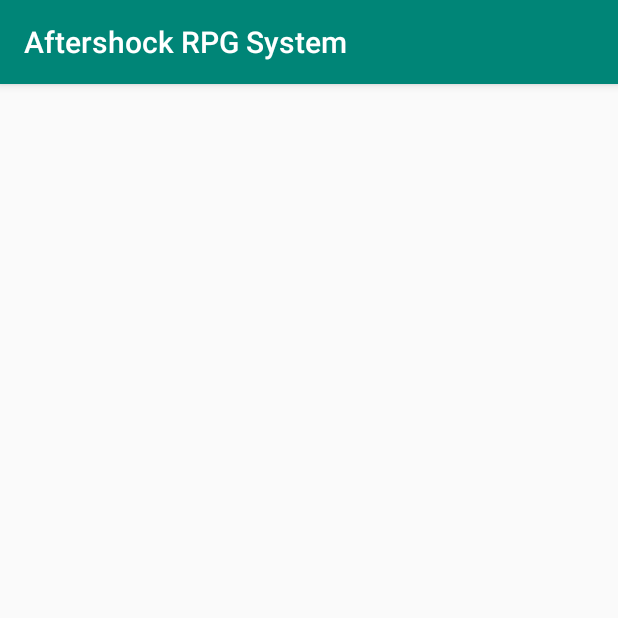
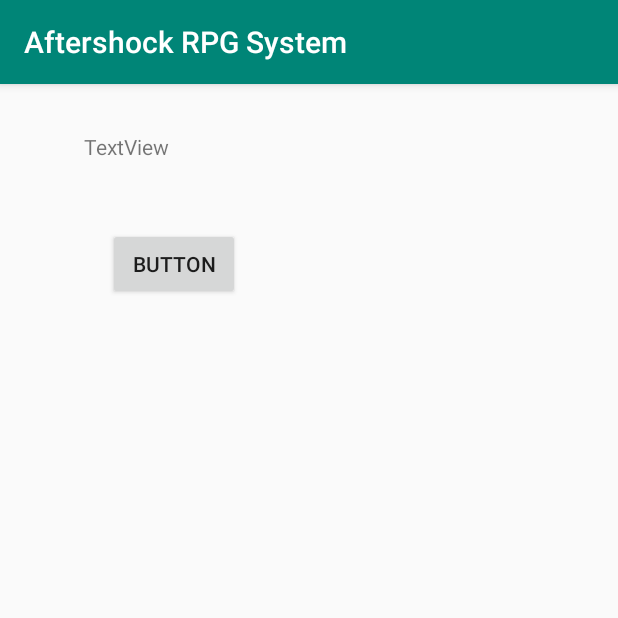
Before and after one commit to JC009/AftershockRPGSystem, an Android app: the fragment PlaceholderFragment shown on its own in the app's theme, on a phone screen of 412 x 824 dp, the top half of it. Run offline under Robolectric (Android 15) with nearby library versions, the phone set to English and light mode, and no system bars; 1 statement that could not run was skipped.

Commit message:
Some things happend
To do: change Blank Fragments to Fragments (with View Model), this should solve null button problem

```diff
--- a/app/src/main/java/com/example/aftershockrpgsystem/MainActivity.kt
+++ b/app/src/main/java/com/example/aftershockrpgsystem/MainActivity.kt
@@ -18,6 +18,8 @@ class MainActivity : AppCompatActivity() {
             val intent = Intent(this, CalculatorActivity::class.java)
             startActivity(intent)
         }
+
+
     }
 
 
--- a/app/src/main/java/com/example/aftershockrpgsystem/calculator/CalculatorActivity.kt
+++ b/app/src/main/java/com/example/aftershockrpgsystem/calculator/CalculatorActivity.kt
@@ -8,8 +8,10 @@ import androidx.viewpager.widget.ViewPager
 import androidx.appcompat.app.AppCompatActivity
 import android.view.Menu
 import android.view.MenuItem
+import android.widget.Button
 import com.example.aftershockrpgsystem.R
 import com.example.aftershockrpgsystem.calculator.ui.main.SectionsPagerAdapter
+import kotlinx.android.synthetic.main.fragment_handgun.*
 
 class CalculatorActivity : AppCompatActivity() {
 
--- a/app/src/main/java/com/example/aftershockrpgsystem/calculator/ui/main/PlaceholderFragment.kt
+++ b/app/src/main/java/com/example/aftershockrpgsystem/calculator/ui/main/PlaceholderFragment.kt
@@ -9,6 +9,7 @@ import androidx.fragment.app.Fragment
 import androidx.lifecycle.Observer
 import androidx.lifecycle.ViewModelProviders
 import com.example.aftershockrpgsystem.R
+import kotlinx.android.synthetic.main.fragment_calculator.*
 import kotlinx.android.synthetic.main.fragment_handgun.*
 
 /**
--- a/app/src/main/res/layout/fragment_calculator.xml
+++ b/app/src/main/res/layout/fragment_calculator.xml
@@ -20,4 +20,26 @@
         tools:layout_constraintLeft_creator="1"
         tools:layout_constraintTop_creator="1" />
 
+    <TextView
+        android:id="@+id/textView"
+        android:layout_width="wrap_content"
+        android:layout_height="wrap_content"
+        android:layout_marginStart="40dp"
+        android:layout_marginLeft="40dp"
+        android:layout_marginTop="32dp"
+        android:text="TextView"
+        app:layout_constraintStart_toStartOf="@+id/section_label"
+        app:layout_constraintTop_toTopOf="parent" />
+
+    <Button
+        android:id="@+id/buttonTest"
+        android:layout_width="wrap_content"
+        android:layout_height="wrap_content"
+        android:layout_marginStart="56dp"
+        android:layout_marginLeft="56dp"
+        android:layout_marginTop="96dp"
+        android:text="Button"
+        app:layout_constraintStart_toStartOf="@+id/section_label"
+        app:layout_constraintTop_toTopOf="parent" />
+
 </androidx.constraintlayout.widget.ConstraintLayout>
--- a/app/src/main/res/layout/fragment_handgun.xml
+++ b/app/src/main/res/layout/fragment_handgun.xml
@@ -3,7 +3,7 @@
     xmlns:tools="http://schemas.android.com/tools"
     android:layout_width="match_parent"
     android:layout_height="match_parent"
-    tools:context=".calculator.ui.fragments.handgun">
+    tools:context=".calculator.ui.fragments.Handgun">
 
     <LinearLayout
         android:layout_width="match_parent"
@@ -98,10 +98,10 @@
 
 
                 <TextView
-                    android:id="@+id/textView3"
+                    android:id="@+id/textViewTarget"
                     android:layout_width="wrap_content"
                     android:layout_height="wrap_content"
-                    android:text="Target Range"
+                    android:text="@string/target_range"
                     android:gravity="center"
                     android:layout_span="5"
                     android:textSize="20sp"/>
--- a/app/src/main/res/layout/fragment_rifle.xml
+++ b/app/src/main/res/layout/fragment_rifle.xml
@@ -3,7 +3,7 @@
     xmlns:tools="http://schemas.android.com/tools"
     android:layout_width="match_parent"
     android:layout_height="match_parent"
-    tools:context=".calculator.ui.fragments.rifle">
+    tools:context=".calculator.ui.fragments.Rifle">
 
     <!-- TODO: Update blank fragment layout -->
     <TextView
--- a/app/src/main/res/layout/fragment_shotgun.xml
+++ b/app/src/main/res/layout/fragment_shotgun.xml
@@ -3,7 +3,7 @@
     xmlns:tools="http://schemas.android.com/tools"
     android:layout_width="match_parent"
     android:layout_height="match_parent"
-    tools:context=".calculator.ui.fragments.shotgun">
+    tools:context=".calculator.ui.fragments.Shotgun">
 
     <!-- TODO: Update blank fragment layout -->
     <TextView
--- a/app/src/main/res/values/strings.xml
+++ b/app/src/main/res/values/strings.xml
@@ -7,4 +7,5 @@
 
     <!-- TODO: Remove or change this placeholder text -->
     <string name="hello_blank_fragment">Hello blank fragment</string>
+    <string name="target_range">Target Range</string>
 </resources>
```
Also changed, not shown: app/src/main/java/com/example/aftershockrpgsystem/calculator/ui/fragments/Handgun.kt (renamed from app/src/main/java/com/example/aftershockrpgsystem/calculator/ui/fragments/rifle.kt, +22 -9 lines), app/src/main/java/com/example/aftershockrpgsystem/calculator/ui/fragments/Rifle.kt (renamed from app/src/main/java/com/example/aftershockrpgsystem/calculator/ui/fragments/handgun.kt, +6 -23 lines), app/src/main/java/com/example/aftershockrpgsystem/calculator/ui/fragments/Shotgun.kt (renamed from app/src/main/java/com/example/aftershockrpgsystem/calculator/ui/fragments/shotgun.kt, +4 -4 lines), app/src/main/java/com/example/aftershockrpgsystem/calculator/ui/main/SectionsPagerAdapter.kt (+10 -7 lines).
